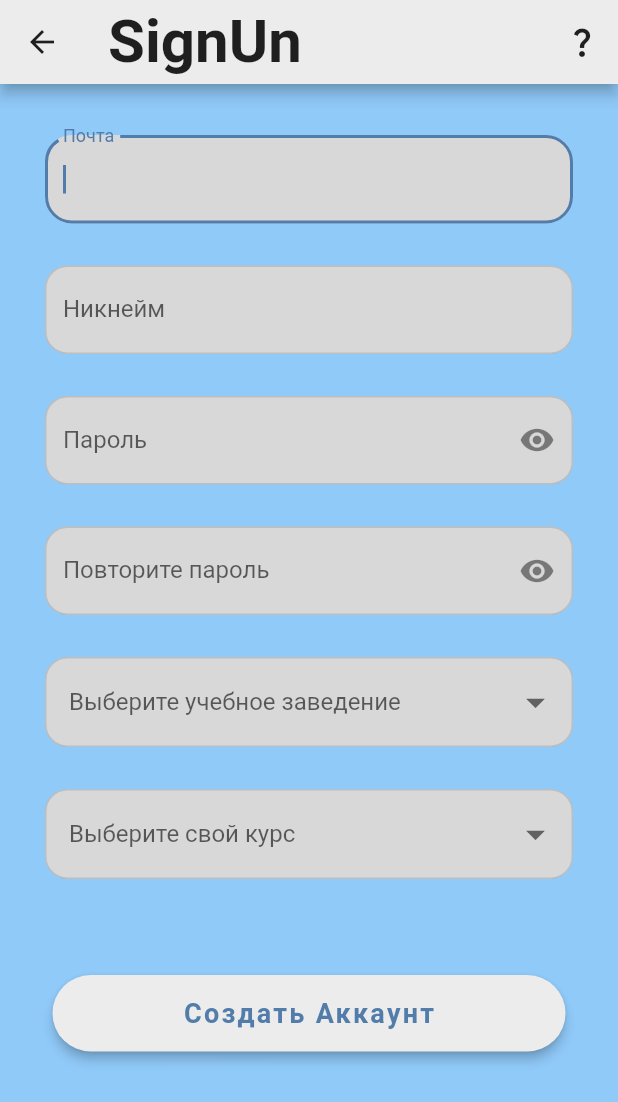
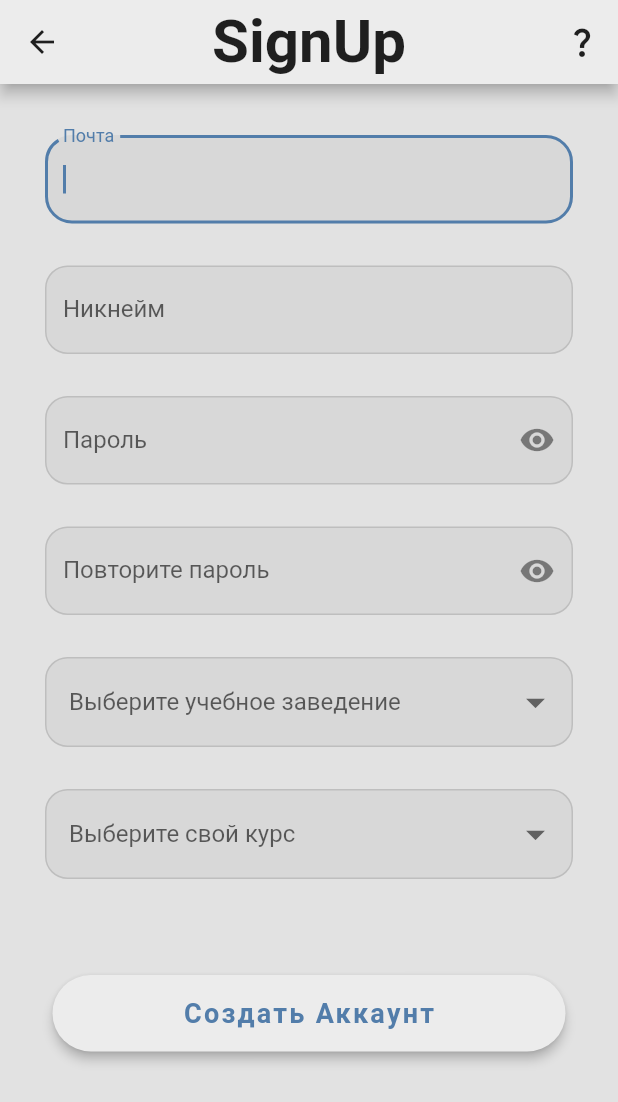
Before and after one commit to MixKage/CardExam, a Flutter app: the screen it shows after launch, after a tap on an icon or button, on a phone screen of 412 x 824 dp. Shown: the top 1102 px of the screen. Run offline on Flutter 3.47's test engine with Material 2 defaults, Android fonts, the phone set to English and light mode, and no system bars; our stand-ins replace dio, dropdown_button2.

Commit message:
fix: appBar theme and visible password button

```diff
--- a/lib/pages/login_page.dart
+++ b/lib/pages/login_page.dart
@@ -9,7 +9,6 @@ class LoginPage extends StatelessWidget {
 
   @override
   Widget build(BuildContext context) => Scaffold(
-        backgroundColor: Theme.of(context).backgroundColor,
         resizeToAvoidBottomInset: false,
         body: SafeArea(
           child: Stack(
--- a/lib/pages/signin_page.dart
+++ b/lib/pages/signin_page.dart
@@ -39,10 +39,8 @@ class _SecondLoginPageState extends State<SecondLoginPage> {
   Widget build(BuildContext context) => Scaffold(
         appBar: AppBar(
           leading: BackButton(color: Theme.of(context).colorScheme.onPrimary),
-          backgroundColor: Theme.of(context).colorScheme.secondary,
           title: Text(
             'SignIn',
-            textAlign: TextAlign.center,
             style: TextStyle(
               fontSize: 40.0,
               fontWeight: FontWeight.bold,
@@ -50,7 +48,6 @@ class _SecondLoginPageState extends State<SecondLoginPage> {
             ),
           ),
         ),
-        backgroundColor: Theme.of(context).backgroundColor,
         resizeToAvoidBottomInset: false,
         body: GestureDetector(
           onTap: () => FocusScope.of(context).unfocus(),
@@ -124,6 +121,7 @@ class _SecondLoginPageState extends State<SecondLoginPage> {
                                     _isPasswordVisibleNotifier.value =
                                         !_isPasswordVisibleNotifier.value;
                                   },
+                                  splashRadius: 2,
                                 ),
                               ),
                             ),
--- a/lib/pages/signup_page.dart
+++ b/lib/pages/signup_page.dart
@@ -54,11 +54,9 @@ class _SignUpPageState extends State<SignUpPage> {
   Widget build(BuildContext context) => Scaffold(
         appBar: AppBar(
           leading: BackButton(color: Theme.of(context).colorScheme.onPrimary),
-          backgroundColor: Theme.of(context).colorScheme.secondary,
           actions: [QuestionSignUp(context: context)],
           title: Text(
-            'SignUn',
-            textAlign: TextAlign.center,
+            'SignUp',
             style: TextStyle(
               fontSize: 40.0,
               fontWeight: FontWeight.bold,
@@ -66,7 +64,6 @@ class _SignUpPageState extends State<SignUpPage> {
             ),
           ),
         ),
-        backgroundColor: Theme.of(context).backgroundColor,
         body: GestureDetector(
           onTap: () => FocusScope.of(context).unfocus(),
           child: Form(
@@ -165,6 +162,7 @@ class _SignUpPageState extends State<SignUpPage> {
                               _isPasswordVisibleNotifier.value =
                                   !_isPasswordVisibleNotifier.value;
                             },
+                            splashRadius: 2,
                           ),
                         ),
                       ),
@@ -213,6 +211,7 @@ class _SignUpPageState extends State<SignUpPage> {
                               _isPasswordVisibleNotifier.value =
                                   !_isPasswordVisibleNotifier.value;
                             },
+                            splashRadius: 2,
                           ),
                         ),
                       ),
--- a/lib/theme/theme_constants.dart
+++ b/lib/theme/theme_constants.dart
@@ -15,6 +15,11 @@ ThemeData lightTheme = ThemeData(
   brightness: Brightness.light,
   primaryColor: accentTextColorLight,
   backgroundColor: backgroundColorLight,
+  appBarTheme: const AppBarTheme(
+    backgroundColor: backgroundColorLightUp,
+    centerTitle: true,
+  ),
+  scaffoldBackgroundColor: backgroundColorLight,
   colorScheme: ColorScheme.fromSwatch().copyWith(
     primary: accentTextColorLight,
     secondary: backgroundColorLightUp,
@@ -74,6 +79,11 @@ ThemeData darkTheme = ThemeData(
   brightness: Brightness.dark,
   //primaryColor: accentTextColorDark,
   backgroundColor: backgroundColorDark,
+  appBarTheme: const AppBarTheme(
+    backgroundColor: backgroundColorDarkUp,
+    centerTitle: true,
+  ),
+  scaffoldBackgroundColor: backgroundColorDark,
   colorScheme: ColorScheme.fromSwatch().copyWith(
     brightness: Brightness.dark,
     secondary: backgroundColorDarkUp,
```
